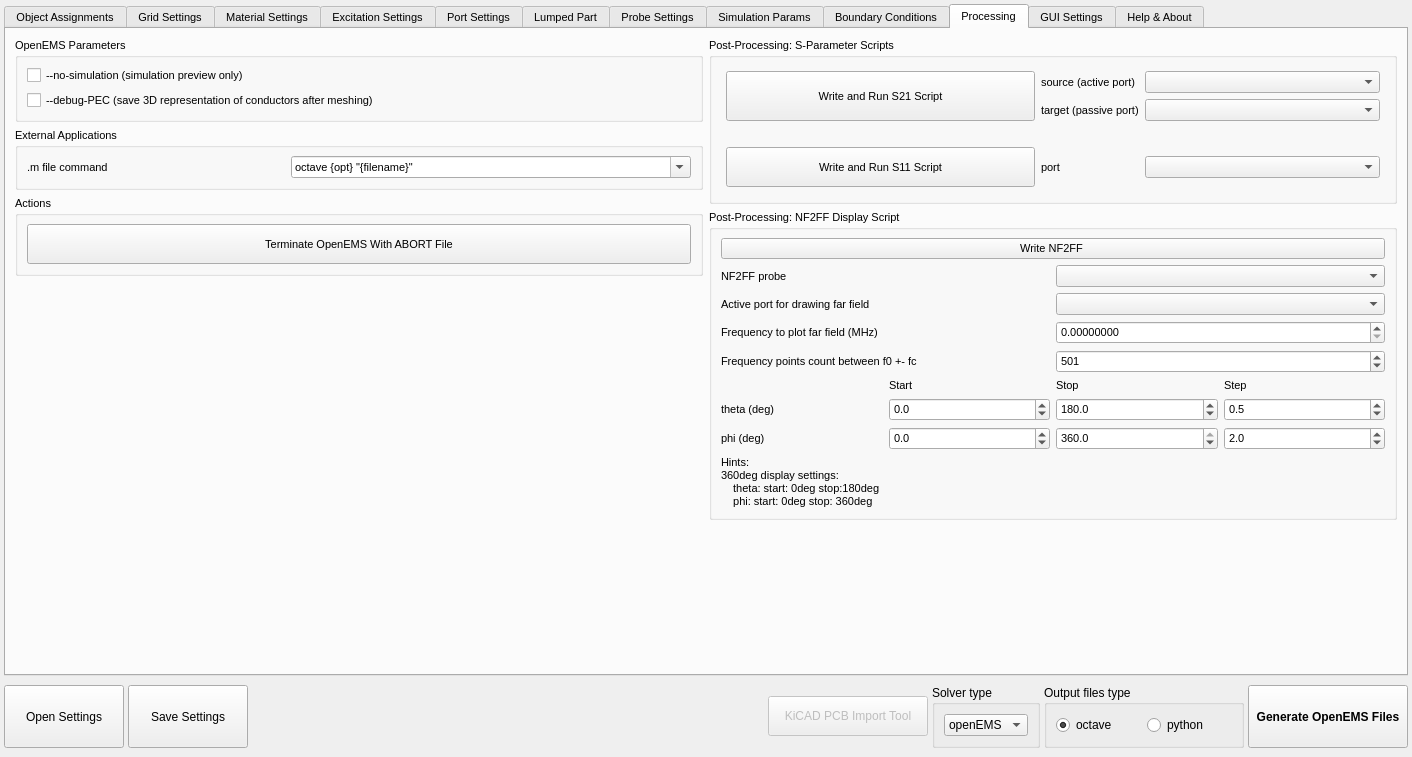
Qt form ui/dialog_OpenEMS_Simulation_Creator.ui (LubomirJagos42/FreeCAD-OpenEMS-Export) before a commit.
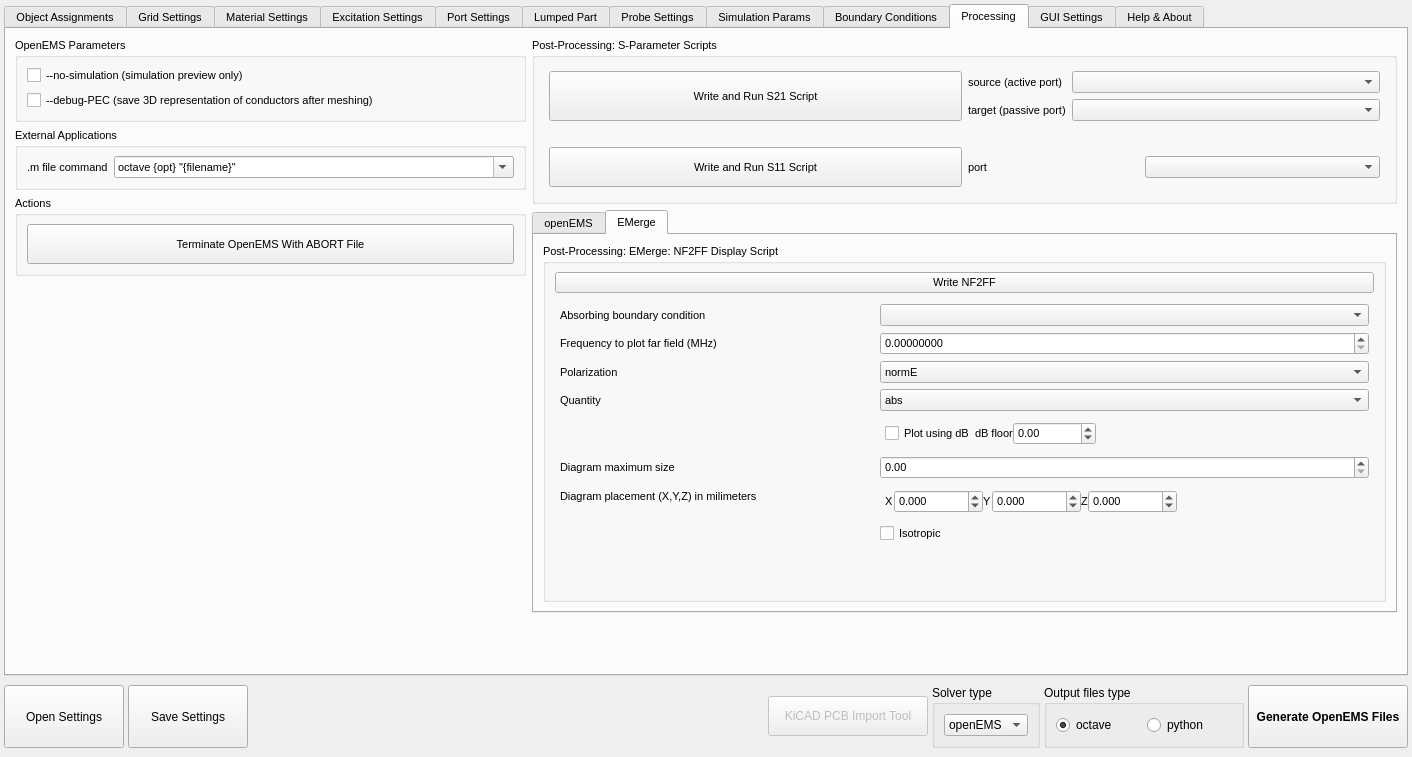
The same form after that commit. The open tabs and pages were chosen to show the change.

Commit message: added into GUI tab to plot far field for emerge, still needs to be added to be able save and load data and add reaction to signal to fill boundary condition into combobox for nf2ff calculation

What changed in the file:
```diff
--- a/ui/dialog_OpenEMS_Simulation_Creator.ui
+++ b/ui/dialog_OpenEMS_Simulation_Creator.ui
@@ -7955,9 +7955,19 @@
               </widget>
              </item>
              <item>
-              <widget class="QGroupBox" name="nf2ffGroupProcessing">
+              <widget class="QTabWidget" name="nf2ffProcessingTab">
+               <property name="currentIndex">
+                <number>0</number>
+               </property>
+               <widget class="QWidget" name="nf2ffProcessingTab_openemsTab">
+                <attribute name="title">
+                 <string>openEMS</string>
+                </attribute>
+                <layout class="QVBoxLayout" name="verticalLayout_43">
+                 <item>
+                  <widget class="QGroupBox" name="nf2ffOpenEMSGroupProcessing">
                <property name="title">
-                <string>Post-Processing: NF2FF Display Script</string>
+                    <string>Post-Processing: OpenEMS: NF2FF Display Script</string>
                </property>
                <layout class="QGridLayout" name="gridLayout_9">
                 <item row="2" column="1">
@@ -8186,7 +8196,7 @@
                 <item row="0" column="1">
                  <widget class="QPushButton" name="writeNf2ffButton">
                   <property name="text">
-                   <string>Write NF2FF </string>
+                       <string>Write NF2FF</string>
                   </property>
                  </widget>
                 </item>
@@ -8234,6 +8244,358 @@
                  </layout>
                 </item>
                </layout>
+                  </widget>
+                 </item>
+                </layout>
+               </widget>
+               <widget class="QWidget" name="nf2ffProcessingTab_emergeTab">
+                <attribute name="title">
+                 <string>EMerge</string>
+                </attribute>
+                <layout class="QVBoxLayout" name="verticalLayout_44">
+                 <item>
+                  <widget class="QGroupBox" name="nf2ffEMergeGroupProcessing">
+                   <property name="title">
+                    <string>Post-Processing: EMerge: NF2FF Display Script</string>
+                   </property>
+                   <layout class="QVBoxLayout" name="verticalLayout_45">
+                    <item>
+                     <widget class="QPushButton" name="writeNf2ffEmergeButton">
+                      <property name="text">
+                       <string>Write NF2FF</string>
+                      </property>
+                     </widget>
+                    </item>
+                    <item>
+                     <layout class="QFormLayout" name="formLayout_2">
+                      <property name="horizontalSpacing">
+                       <number>0</number>
+                      </property>
+                      <property name="leftMargin">
+                       <number>5</number>
+                      </property>
+                      <property name="topMargin">
+                       <number>5</number>
+                      </property>
+                      <property name="rightMargin">
+                       <number>5</number>
+                      </property>
+                      <property name="bottomMargin">
+                       <number>5</number>
+                      </property>
+                      <item row="0" column="0">
+                       <widget class="QLabel" name="label_126">
+                        <property name="text">
+                         <string>Absorbing boundary condition</string>
+                        </property>
+                       </widget>
+                      </item>
+                      <item row="0" column="1">
+                       <widget class="QComboBox" name="portNf2ffEmergeObjectList"/>
+                      </item>
+                      <item row="1" column="0">
+                       <widget class="QLabel" name="label_127">
+                        <property name="text">
+                         <string>Frequency to plot far field (MHz)</string>
+                        </property>
+                       </widget>
+                      </item>
+                      <item row="1" column="1">
+                       <widget class="QDoubleSpinBox" name="boundaryNf2ffEmergeFreq">
+                        <property name="decimals">
+                         <number>8</number>
+                        </property>
+                        <property name="maximum">
+                         <double>10000000000.000000000000000</double>
+                        </property>
+                       </widget>
+                      </item>
+                      <item row="2" column="0">
+                       <widget class="QLabel" name="label_128">
+                        <property name="text">
+                         <string>Polarization</string>
+                        </property>
+                       </widget>
+                      </item>
+                      <item row="2" column="1">
+                       <widget class="QComboBox" name="polarizationNf2ffEmerge">
+                        <item>
+                         <property name="text">
+                          <string>normE</string>
+                         </property>
+                        </item>
+                        <item>
+                         <property name="text">
+                          <string>Erhcp</string>
+                         </property>
+                        </item>
+                        <item>
+                         <property name="text">
+                          <string>Elhcp</string>
+                         </property>
+                        </item>
+                        <item>
+                         <property name="text">
+                          <string>Etheta</string>
+                         </property>
+                        </item>
+                        <item>
+                         <property name="text">
+                          <string>Ephi</string>
+                         </property>
+                        </item>
+                        <item>
+                         <property name="text">
+                          <string>Ex</string>
+                         </property>
+                        </item>
+                        <item>
+                         <property name="text">
+                          <string>Ey</string>
+                         </property>
+                        </item>
+                        <item>
+                         <property name="text">
+                          <string>Ez</string>
+                         </property>
+                        </item>
+                        <item>
+                         <property name="text">
+                          <string>AR</string>
+                         </property>
+                        </item>
+                       </widget>
+                      </item>
+                      <item row="3" column="0">
+                       <widget class="QLabel" name="label_129">
+                        <property name="text">
+                         <string>Quantity</string>
+                        </property>
+                       </widget>
+                      </item>
+                      <item row="3" column="1">
+                       <widget class="QComboBox" name="quantityNf2ffEmerge">
+                        <item>
+                         <property name="text">
+                          <string>abs</string>
+                         </property>
+                        </item>
+                        <item>
+                         <property name="text">
+                          <string>real</string>
+                         </property>
+                        </item>
+                        <item>
+                         <property name="text">
+                          <string>imag</string>
+                         </property>
+                        </item>
+                        <item>
+                         <property name="text">
+                          <string>angle</string>
+                         </property>
+                        </item>
+                       </widget>
+                      </item>
+                      <item row="4" column="0">
+                       <spacer name="horizontalSpacer_54">
+                        <property name="orientation">
+                         <enum>Qt::Orientation::Horizontal</enum>
+                        </property>
+                        <property name="sizeHint" stdset="0">
+                         <size>
+                          <width>320</width>
+                          <height>20</height>
+                         </size>
+                        </property>
+                       </spacer>
+                      </item>
+                      <item row="4" column="1">
+                       <layout class="QHBoxLayout" name="horizontalLayout_65">
+                        <property name="leftMargin">
+                         <number>5</number>
+                        </property>
+                        <property name="topMargin">
+                         <number>5</number>
+                        </property>
+                        <property name="rightMargin">
+                         <number>5</number>
+                        </property>
+                        <property name="bottomMargin">
+                         <number>5</number>
+                        </property>
+                        <item>
+                         <widget class="QCheckBox" name="checkBox">
+                          <property name="text">
+                           <string>Plot using dB</string>
+                          </property>
+                         </widget>
+                        </item>
+                        <item>
+                         <widget class="QLabel" name="label_130">
+                          <property name="text">
+                           <string>dB floor</string>
+                          </property>
+                         </widget>
+                        </item>
+                        <item>
+                         <widget class="QDoubleSpinBox" name="doubleSpinBox">
+                          <property name="minimum">
+                           <double>-100000000.000000000000000</double>
+                          </property>
+                          <property name="maximum">
+                           <double>100000000.000000000000000</double>
+                          </property>
+                         </widget>
+                        </item>
+                        <item>
+                         <spacer name="horizontalSpacer_55">
+                          <property name="orientation">
+                           <enum>Qt::Orientation::Horizontal</enum>
+                          </property>
+                          <property name="sizeHint" stdset="0">
+                           <size>
+                            <width>40</width>
+                            <height>20</height>
+                           </size>
+                          </property>
+                         </spacer>
+                        </item>
+                       </layout>
+                      </item>
+                      <item row="5" column="0">
+                       <widget class="QLabel" name="label_131">
+                        <property name="text">
+                         <string>Diagram maximum size</string>
+                        </property>
+                       </widget>
+                      </item>
+                      <item row="5" column="1">
+                       <widget class="QDoubleSpinBox" name="diagramRMaxNF2FFEmerge"/>
+                      </item>
+                      <item row="6" column="0">
+                       <widget class="QLabel" name="label_132">
+                        <property name="text">
+                         <string>Diagram placement (X,Y,Z) in milimeters</string>
+                        </property>
+                       </widget>
+                      </item>
+                      <item row="6" column="1">
+                       <layout class="QHBoxLayout" name="horizontalLayout_66">
+                        <property name="leftMargin">
+                         <number>5</number>
+                        </property>
+                        <property name="topMargin">
+                         <number>5</number>
+                        </property>
+                        <property name="rightMargin">
+                         <number>5</number>
+                        </property>
+                        <property name="bottomMargin">
+                         <number>5</number>
+                        </property>
+                        <item>
+                         <widget class="QLabel" name="label_133">
+                          <property name="text">
+                           <string>X</string>
+                          </property>
+                         </widget>
+                        </item>
+                        <item>
+                         <widget class="QDoubleSpinBox" name="diagramPlacementXNF2FFEmerge">
+                          <property name="decimals">
+                           <number>3</number>
+                          </property>
+                          <property name="minimum">
+                           <double>-100000000.000000000000000</double>
+                          </property>
+                          <property name="maximum">
+                           <double>100000000.000000000000000</double>
+                          </property>
+                         </widget>
+                        </item>
+                        <item>
+                         <widget class="QLabel" name="label_134">
+                          <property name="text">
+                           <string>Y</string>
+                          </property>
+                         </widget>
+                        </item>
+                        <item>
+                         <widget class="QDoubleSpinBox" name="diagramPlacementYNF2FFEmerge">
+                          <property name="decimals">
+                           <number>3</number>
+                          </property>
+                          <property name="minimum">
+                           <double>-100000000.000000000000000</double>
+                          </property>
+                          <property name="maximum">
+                           <double>100000000.000000000000000</double>
+                          </property>
+                         </widget>
+                        </item>
+                        <item>
+                         <widget class="QLabel" name="label_135">
+                          <property name="text">
+                           <string>Z</string>
+                          </property>
+                         </widget>
+                        </item>
+                        <item>
+                         <widget class="QDoubleSpinBox" name="diagramPlacementZNF2FFEmerge">
+                          <property name="decimals">
+                           <number>3</number>
+                          </property>
+                          <property name="minimum">
+                           <double>-100000000.000000000000000</double>
+                          </property>
+                          <property name="maximum">
+                           <double>100000000.000000000000000</double>
+                          </property>
+                         </widget>
+                        </item>
+                        <item>
+                         <spacer name="horizontalSpacer_56">
+                          <property name="orientation">
+                           <enum>Qt::Orientation::Horizontal</enum>
+                          </property>
+                          <property name="sizeHint" stdset="0">
+                           <size>
+                            <width>40</width>
+                            <height>20</height>
+                           </size>
+                          </property>
+                         </spacer>
+                        </item>
+                       </layout>
+                      </item>
+                      <item row="7" column="1">
+                       <widget class="QCheckBox" name="diagramIsotropicNF2FFEmerge">
+                        <property name="text">
+                         <string>Isotropic</string>
+                        </property>
+                       </widget>
+                      </item>
+                     </layout>
+                    </item>
+                    <item>
+                     <spacer name="verticalSpacer_35">
+                      <property name="orientation">
+                       <enum>Qt::Orientation::Vertical</enum>
+                      </property>
+                      <property name="sizeHint" stdset="0">
+                       <size>
+                        <width>20</width>
+                        <height>40</height>
+                       </size>
+                      </property>
+                     </spacer>
+                    </item>
+                   </layout>
+                  </widget>
+                 </item>
+                </layout>
+               </widget>
               </widget>
              </item>
              <item>
```
Lines whose indentation alone changed are shown as unchanged. The commit also changes 2 other files.
